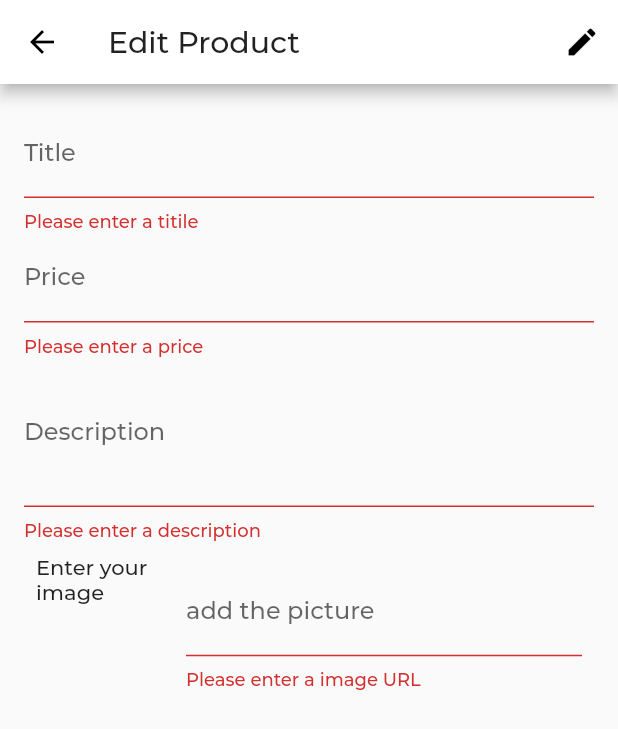
After one commit to pkomoszewski/shopDecor, a Flutter app: the EditProductScreen screen opened by its route, after a tap on the "edit" icon, on a phone screen of 412 x 824 dp. The commit adds this screen. Shown: the top 729 px of the screen. Run offline on Flutter 3.47's test engine with Material 2 defaults, Android fonts, the phone set to English and light mode, and no system bars; network calls fail.

Commit message:
update project to edit screen

```diff
--- a/lib/main.dart
+++ b/lib/main.dart
@@ -10,6 +10,8 @@ import './providers/cart.dart';
 import './screens/category_screen.dart';
 import './screens/hot_sale_screen.dart';
 import './screens/history_order_screen.dart';
+import './screens/user_products_screen.dart';
+import './screens/edit_product_screen.dart';
 
 void main() {
   runApp(_Myapp());
@@ -50,7 +52,9 @@ class _MyappState extends State<_Myapp> {
             OrderScreen.routeName: (ctx) => OrderScreen(),
             CategoryScreen.routeName: (ctx) => CategoryScreen(),
             HotSaleScreen.routeName: (ctx) => HotSaleScreen(),
-            HistoryOrderScreen.routeName: (ctx) => HistoryOrderScreen()
+            HistoryOrderScreen.routeName: (ctx) => HistoryOrderScreen(),
+            UserProductsScreen.routeName: (ctx) => UserProductsScreen(),
+            EditProductScreen.routeName: (ctx) => EditProductScreen()
           },
         ));
   }
--- a/lib/providers/products.dart
+++ b/lib/providers/products.dart
@@ -61,8 +61,14 @@ class Products with ChangeNotifier {
     return _items.firstWhere((items) => items.id == id);
   }
 
-  void addProduct() {
-    //_items.add(value);
+  void addProduct(Product product) {
+    final newProduct = Product(
+        id: DateTime.now().toString(),
+        title: product.title,
+        description: product.description,
+        price: product.price,
+        imageUrl: product.imageUrl);
+    _items.add(newProduct);
     notifyListeners();
   }
 }
--- /dev/null
+++ b/lib/screens/edit_product_screen.dart
@@ -0,0 +1,245 @@
+import 'package:flutter/material.dart';
+import '../providers/product.dart';
+import "package:provider/provider.dart";
+import "../providers/products.dart";
+
+class EditProductScreen extends StatefulWidget {
+  static const routeName = '/editproduct';
+
+  @override
+  _EditProductScreenState createState() => _EditProductScreenState();
+}
+
+class _EditProductScreenState extends State<EditProductScreen> {
+  final _priceFocusNode = FocusNode();
+  final _descioptionFocusNode = FocusNode();
+  final _imageURLControler = TextEditingController();
+  final _imageFocusNode = FocusNode();
+  final _form = GlobalKey<FormState>();
+  var _editProduct =
+      Product(id: null, title: "", price: 0, description: "", imageUrl: "");
+  @override
+  void dispose() {
+    _imageFocusNode.removeListener(_updateImageURL);
+    _priceFocusNode.dispose();
+    _descioptionFocusNode.dispose();
+    _imageURLControler.dispose();
+    _imageFocusNode.dispose();
+    super.dispose();
+  }
+
+  var _initValue = {
+    'title': '',
+    'price': '',
+    'description': '',
+    'imageURL': ''
+  };
+  var _isInit = true;
+  @override
+  void initState() {
+    _imageFocusNode.addListener(_updateImageURL);
+    super.initState();
+  }
+
+  @override
+  void didChangeDependencies() {
+    if (_isInit) {
+      final id = ModalRoute.of(context).settings.arguments as String;
+
+      if (id != null) {
+        final _editProduct =
+            Provider.of<Products>(context, listen: false).findById(id);
+        _initValue = {
+          'title': _editProduct.title,
+          'price': _editProduct.price.toString(),
+          'description': _editProduct.description,
+          'iamgeURL': ''
+        };
+        _imageURLControler.text = _editProduct.imageUrl;
+      }
+    }
+    _isInit = false;
+  }
+
+  void _updateImageURL() {
+    if (!_imageFocusNode.hasFocus) {
+      if (_imageURLControler.text.isEmpty ||
+          !_imageURLControler.text.startsWith("htpp") &&
+              !_imageURLControler.text.startsWith("htpps") ||
+          _imageURLControler.text.endsWith(".png") &&
+              !_imageURLControler.text.endsWith(".jpg") &&
+              !_imageURLControler.text.endsWith(".jpeg")) {
+        return;
+      }
+
+      setState(() {});
+    }
+  }
+
+  void _saveForm() {
+    final isValid = _form.currentState.validate();
+    if (!isValid) {
+      return;
+    }
+    _form.currentState.save();
+    Provider.of<Products>(context, listen: false).addProduct(_editProduct);
+    Navigator.of(context).pop();
+  }
+
+  @override
+  Widget build(BuildContext context) {
+    return Scaffold(
+      appBar: AppBar(
+        title: Text("Edit Product"),
+        actions: <Widget>[
+          IconButton(
+            icon: Icon(Icons.edit),
+            onPressed: _saveForm,
+          )
+        ],
+      ),
+      body: Padding(
+        padding: EdgeInsets.all(16.0),
+        child: Form(
+          key: _form,
+          child: ListView(
+            children: <Widget>[
+              TextFormField(
+                initialValue: _initValue['title'],
+                validator: (value) {
+                  if (value.isEmpty) {
+                    return "Please enter a titile";
+                  }
+
+                  return null;
+                },
+                decoration: InputDecoration(labelText: 'Title'),
+                textInputAction: TextInputAction.next,
+                onFieldSubmitted: (_) {
+                  FocusScope.of(context).requestFocus(_priceFocusNode);
+                },
+                onSaved: (value) {
+                  _editProduct = Product(
+                      title: value,
+                      price: _editProduct.price,
+                      description: _editProduct.description,
+                      imageUrl: _editProduct.imageUrl,
+                      id: null);
+                },
+              ),
+              TextFormField(
+                initialValue: _initValue['price'],
+                validator: (value) {
+                  if (value.isEmpty) {
+                    return "Please enter a price";
+                  }
+                  if (double.tryParse(value) == null) {
+                    return "Please enter a valid price";
+                  }
+                  if (double.parse(value) <= 0) {
+                    return "Please enter a number greater than zero";
+                  }
+
+                  return null;
+                },
+                decoration: InputDecoration(labelText: 'Price'),
+                textInputAction: TextInputAction.next,
+                keyboardType: TextInputType.number,
+                focusNode: _priceFocusNode,
+                onFieldSubmitted: (_) {
+                  FocusScope.of(context).requestFocus(_descioptionFocusNode);
+                },
+                onSaved: (value) {
+                  _editProduct = Product(
+                      title: _editProduct.title,
+                      price: double.parse(value),
+                      description: _editProduct.description,
+                      imageUrl: _editProduct.imageUrl,
+                      id: null);
+                },
+              ),
+              TextFormField(
+                initialValue: _initValue['description'],
+                validator: (value) {
+                  if (value.isEmpty) {
+                    return "Please enter a description";
+                  }
+                  if (value.length < 10) {
+                    return "Please enter more information about product";
+                  }
+
+                  return null;
+                },
+                decoration: InputDecoration(labelText: 'Description'),
+                maxLines: 3,
+                textInputAction: TextInputAction.next,
+                keyboardType: TextInputType.multiline,
+                focusNode: _descioptionFocusNode,
+                onSaved: (value) {
+                  _editProduct = Product(
+                      title: _editProduct.title,
+                      price: _editProduct.price,
+                      description: value,
+                      imageUrl: _editProduct.imageUrl,
+                      id: null);
+                },
+              ),
+              Padding(
+                padding: const EdgeInsets.all(8.0),
+                child: Row(
+                  children: <Widget>[
+                    Container(
+                        width: 100,
+                        height: 100,
+                        child: _imageURLControler.text.isEmpty
+                            ? Text("Enter your image")
+                            : FittedBox(
+                                child: Image.network(_imageURLControler.text),
+                              )),
+                    Expanded(
+                      child: TextFormField(
+                        validator: (value) {
+                          if (value.isEmpty) {
+                            return "Please enter a image URL";
+                          }
+                          if (!value.startsWith("htpp") &&
+                              !value.startsWith("htpps")) {
+                            return "Please enter correct adress ";
+                          }
+                          if (!value.endsWith(".png") &&
+                              !value.endsWith(".jpg") &&
+                              !value.endsWith(".jpeg")) {
+                            return "Dhis adress is not to image";
+                          }
+
+                          return null;
+                        },
+                        decoration:
+                            InputDecoration(labelText: 'add the picture'),
+                        textInputAction: TextInputAction.done,
+                        keyboardType: TextInputType.url,
+                        controller: _imageURLControler,
+                        focusNode: _imageFocusNode,
+                        onFieldSubmitted: (_) {
+                          _saveForm();
+                        },
+                        onSaved: (value) {
+                          _editProduct = Product(
+                              title: _editProduct.title,
+                              price: _editProduct.price,
+                              description: _editProduct.description,
+                              imageUrl: value,
+                              id: null);
+                        },
+                      ),
+                    )
+                  ],
+                ),
+              )
+            ],
+          ),
+        ),
+      ),
+    );
+  }
+}
--- a/lib/widgets/mainDrawer.dart
+++ b/lib/widgets/mainDrawer.dart
@@ -2,6 +2,7 @@ import 'package:flutter/material.dart';
 import 'package:shopdecor/screens/history_order_screen.dart';
 import '../screens/favorite_screen.dart';
 import '../screens/hot_sale_screen.dart';
+import '../screens/user_products_screen.dart';
 import '../icons/Custom_Icons.dart';
 
 class MainDrawer extends StatelessWidget {
@@ -45,6 +46,10 @@ class MainDrawer extends StatelessWidget {
         bulidListTitle("Your history", MyFlutterApp.user, () {
           Navigator.of(context)
               .pushReplacementNamed(HistoryOrderScreen.routeName);
+        }),
+        bulidListTitle("Your user products", MyFlutterApp.chevron_right, () {
+          Navigator.of(context)
+              .pushReplacementNamed(UserProductsScreen.routeName);
         })
       ],
     ));
```
Also changed, not shown: lib/screens/user_products_screen.dart (added, +33 -0 lines), lib/widgets/orderItem.dart (+22 -0 lines), lib/widgets/userProduct.dart (added, +41 -0 lines).
